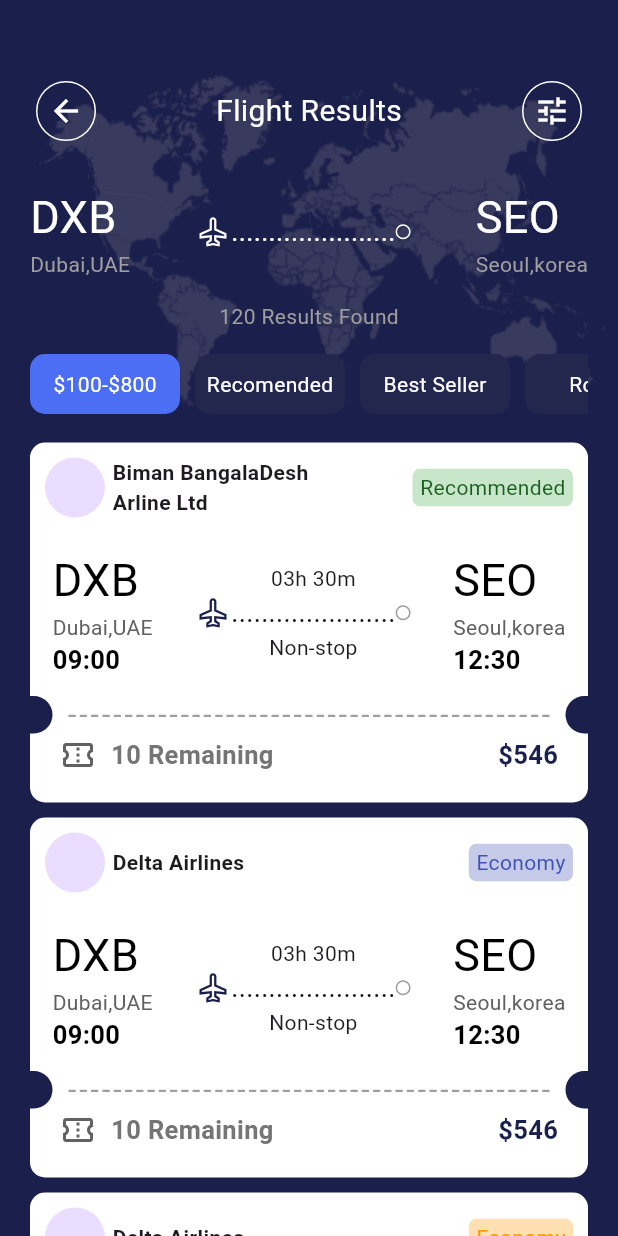
After one commit to Faysal-Maxamed/Travel-App, a Flutter app: the screen it shows after launch, after a tap on "DXB", on a phone screen of 412 x 824 dp. The commit adds this screen. Run offline on Flutter 3.47's test engine with Material 3 defaults, Android fonts, the phone set to English and light mode, and no system bars; our stand-ins replace line_icons.

Commit message:
.detail page add

```diff
--- /dev/null
+++ b/lib/detail.dart
@@ -0,0 +1,450 @@
+import 'package:flutter/material.dart';
+import 'package:line_icons/line_icons.dart';
+
+class DetailScreen extends StatelessWidget {
+  const DetailScreen({super.key});
+
+  @override
+  Widget build(BuildContext context) {
+    return Scaffold(
+      backgroundColor: Color(0xff1B1F4B),
+      body: SingleChildScrollView(
+        child: Column(
+          children: [
+            SizedBox(
+              height: 50,
+            ),
+            Container(
+              padding: EdgeInsets.symmetric(horizontal: 20),
+              height: 230,
+              decoration: BoxDecoration(
+                color: Color(0xff1B1F4B),
+                image: DecorationImage(
+                  image: AssetImage("images/2.png"),
+                  opacity: 0.2,
+                ),
+              ),
+              width: double.infinity,
+              child: Column(
+                children: [
+                  Row(
+                    mainAxisAlignment: MainAxisAlignment.spaceBetween,
+                    children: [
+                      IconButton(
+                        onPressed: () {},
+                        style: IconButton.styleFrom(
+                          side: BorderSide(color: Colors.white, width: 1),
+                        ),
+                        icon: Icon(
+                          Icons.arrow_back,
+                          color: Colors.white,
+                        ),
+                      ),
+                      Text(
+                        "Flight Results",
+                        style: TextStyle(color: Colors.white, fontSize: 20),
+                      ),
+                      IconButton(
+                        onPressed: () {},
+                        style: IconButton.styleFrom(
+                          side: BorderSide(color: Colors.white, width: 1),
+                        ),
+                        icon: Icon(
+                          Icons.tune,
+                          color: Colors.white,
+                        ),
+                      ),
+                    ],
+                  ),
+                  SizedBox(
+                    height: 25,
+                  ),
+                  Row(
+                    mainAxisAlignment: MainAxisAlignment.spaceBetween,
+                    children: [
+                      Column(
+                        crossAxisAlignment: CrossAxisAlignment.start,
+                        children: [
+                          Text(
+                            "DXB",
+                            style: TextStyle(color: Colors.white, fontSize: 30),
+                          ),
+                          Text(
+                            "Dubai,UAE",
+                            style: TextStyle(
+                              color: Colors.grey,
+                            ),
+                          ),
+                        ],
+                      ),
+                      Row(
+                        children: [
+                          Icon(
+                            LineIcons.plane,
+                            color: Colors.white,
+                          ),
+                          Text(
+                            "......................",
+                            style: TextStyle(fontSize: 18, color: Colors.white),
+                          ),
+                          Container(
+                            height: 10,
+                            width: 10,
+                            decoration: BoxDecoration(
+                              border: Border.all(color: Colors.white),
+                              borderRadius: BorderRadius.circular(10),
+                            ),
+                          ),
+                        ],
+                      ),
+                      Column(
+                        crossAxisAlignment: CrossAxisAlignment.start,
+                        children: [
+                          Text(
+                            "SEO",
+                            style: TextStyle(color: Colors.white, fontSize: 30),
+                          ),
+                          Text(
+                            "Seoul,korea",
+                            style: TextStyle(
+                              color: Colors.grey,
+                            ),
+                          ),
+                        ],
+                      ),
+                    ],
+                  ),
+                  SizedBox(
+                    height: 15,
+                  ),
+                  Text(
+                    "120 Results Found",
+                    style: TextStyle(
+                      color: Colors.grey,
+                    ),
+                  ),
+                  SizedBox(
+                    height: 15,
+                  ),
+                  SingleChildScrollView(
+                    scrollDirection: Axis.horizontal,
+                    child: Row(
+                      children: [
+                        ContainerWidget(
+                          texttitle: "\$100-\$800",
+                          btncolor: true,
+                          txtcolor: true,
+                        ),
+                        ContainerWidget(
+                          texttitle: "Recomended",
+                          btncolor: false,
+                          txtcolor: false,
+                        ),
+                        ContainerWidget(
+                          texttitle: "Best Seller",
+                          btncolor: false,
+                          txtcolor: false,
+                        ),
+                        ContainerWidget(
+                          texttitle: "Round",
+                          btncolor: false,
+                          txtcolor: false,
+                        ),
+                      ],
+                    ),
+                  ),
+                ],
+              ),
+            ),
+            SizedBox(
+              height: 15,
+            ),
+            Padding(
+              padding: const EdgeInsets.symmetric(horizontal: 20),
+              child: Column(
+                children: [
+                  TicketWidget(
+                    titleText: "Biman BangalaDesh\nArline Ltd",
+                    textcolor: Colors.green.shade900,
+                    btncolor: Colors.green.shade100,
+                    btntext: "Recommended",
+                  ),
+                  SizedBox(
+                    height: 10,
+                  ),
+                  TicketWidget(
+                    textcolor: Colors.indigo,
+                    titleText: "Delta Airlines",
+                    btncolor: Colors.indigo.shade100,
+                    btntext: "Economy",
+                  ),
+                  SizedBox(
+                    height: 10,
+                  ),
+                  TicketWidget(
+                    textcolor: Colors.orange,
+                    titleText: "Delta Airlines",
+                    btncolor: Colors.orange.shade100,
+                    btntext: "Economy",
+                  ),
+                ],
+              ),
+            )
+          ],
+        ),
+      ),
+    );
+  }
+}
+
+class TicketWidget extends StatelessWidget {
+  const TicketWidget(
+      {super.key,
+      required this.titleText,
+      required this.btncolor,
+      required this.btntext,
+      required this.textcolor});
+
+  final titleText;
+  final btncolor;
+  final btntext;
+  final textcolor;
+  @override
+  Widget build(BuildContext context) {
+    return Container(
+      height: 240,
+      width: double.infinity,
+      decoration: BoxDecoration(
+        color: Colors.white,
+        borderRadius: BorderRadius.circular(10),
+      ),
+      child: Column(
+        crossAxisAlignment: CrossAxisAlignment.start,
+        children: [
+          Padding(
+            padding: const EdgeInsets.only(left: 10, right: 10, top: 10),
+            child: Row(
+              children: [
+                CircleAvatar(),
+                SizedBox(
+                  width: 5,
+                ),
+                Column(
+                  crossAxisAlignment: CrossAxisAlignment.start,
+                  children: [
+                    Text(
+                      titleText,
+                      style: TextStyle(fontWeight: FontWeight.bold),
+                    ),
+                    // Text(
+                    //   "",
+                    //   style: TextStyle(fontWeight: FontWeight.bold),
+                    // ),
+                  ],
+                ),
+                Spacer(),
+                Container(
+                  padding: EdgeInsets.symmetric(horizontal: 5),
+                  height: 25,
+                  child: Center(
+                    child: Text(
+                      btntext,
+                      style: TextStyle(color: textcolor),
+                    ),
+                  ),
+                  decoration: BoxDecoration(
+                    borderRadius: BorderRadius.circular(5),
+                    color: btncolor,
+                  ),
+                )
+              ],
+            ),
+          ),
+          SizedBox(
+            height: 20,
+          ),
+          Padding(
+            padding: const EdgeInsets.symmetric(horizontal: 15),
+            child: Row(
+              mainAxisAlignment: MainAxisAlignment.spaceBetween,
+              children: [
+                Column(
+                  crossAxisAlignment: CrossAxisAlignment.start,
+                  children: [
+                    Text(
+                      "DXB",
+                      style: TextStyle(color: Colors.black, fontSize: 30),
+                    ),
+                    Text(
+                      "Dubai,UAE",
+                      style: TextStyle(
+                        color: Colors.grey.shade700,
+                      ),
+                    ),
+                    Text(
+                      "09:00",
+                      style: TextStyle(
+                        color: Colors.black,
+                        fontSize: 17,
+                        fontWeight: FontWeight.bold,
+                      ),
+                    ),
+                  ],
+                ),
+                Row(
+                  children: [
+                    Icon(
+                      LineIcons.plane,
+                      color: Color(0xff1B1F4B),
+                    ),
+                    Column(
+                      children: [
+                        Text("03h 30m"),
+                        Text(
+                          "......................",
+                          style: TextStyle(fontSize: 18, color: Colors.black),
+                        ),
+                        Text("Non-stop")
+                      ],
+                    ),
+                    Container(
+                      height: 10,
+                      width: 10,
+                      decoration: BoxDecoration(
+                        border: Border.all(color: Colors.grey),
+                        borderRadius: BorderRadius.circular(10),
+                      ),
+                    ),
+                  ],
+                ),
+                Column(
+                  crossAxisAlignment: CrossAxisAlignment.start,
+                  children: [
+                    Text(
+                      "SEO",
+                      style: TextStyle(color: Colors.black, fontSize: 30),
+                    ),
+                    Text(
+                      "Seoul,korea",
+                      style: TextStyle(
+                        color: Colors.grey.shade700,
+                      ),
+                    ),
+                    Text(
+                      "12:30",
+                      style: TextStyle(
+                        color: Colors.black,
+                        fontSize: 17,
+                        fontWeight: FontWeight.bold,
+                      ),
+                    ),
+                  ],
+                ),
+              ],
+            ),
+          ),
+          SizedBox(
+            height: 10,
+          ),
+          Row(
+            mainAxisAlignment: MainAxisAlignment.spaceBetween,
+            children: [
+              Container(
+                height: 25,
+                width: 15,
+                decoration: BoxDecoration(
+                  color: Color(0xff1B1F4B),
+                  borderRadius: BorderRadius.only(
+                    bottomRight: Radius.circular(20),
+                    topRight: Radius.circular(20),
+                  ),
+                ),
+              ),
+              SizedBox(
+                width: 5,
+              ),
+              Text(
+                "-------------------------------------------",
+                style: TextStyle(
+                    letterSpacing: 2.0, fontSize: 20, color: Colors.grey),
+              ),
+              SizedBox(
+                width: 5,
+              ),
+              Container(
+                height: 25,
+                width: 15,
+                decoration: BoxDecoration(
+                  color: Color(0xff1B1F4B),
+                  borderRadius: BorderRadius.only(
+                    bottomLeft: Radius.circular(20),
+                    topLeft: Radius.circular(20),
+                  ),
+                ),
+              ),
+            ],
+          ),
+          Padding(
+            padding: const EdgeInsets.symmetric(horizontal: 20),
+            child: Row(
+              children: [
+                Icon(
+                  Icons.confirmation_num_outlined,
+                  color: Colors.grey.shade700,
+                ),
+                SizedBox(
+                  width: 10,
+                ),
+                Text(
+                  "10 Remaining",
+                  style: TextStyle(
+                      fontSize: 17,
+                      color: Colors.grey.shade600,
+                      fontWeight: FontWeight.bold),
+                ),
+                Spacer(),
+                Text(
+                  "\$546",
+                  style: TextStyle(
+                    color: Color(0xff1B1F4B),
+                    fontSize: 17,
+                    fontWeight: FontWeight.bold,
+                  ),
+                )
+              ],
+            ),
+          )
+        ],
+      ),
+    );
+  }
+}
+
+class ContainerWidget extends StatelessWidget {
+  const ContainerWidget(
+      {super.key,
+      required this.texttitle,
+      required this.btncolor,
+      required this.txtcolor});
+  final String texttitle;
+  final bool btncolor;
+  final bool txtcolor;
+
+  @override
+  Widget build(BuildContext context) {
+    return Container(
+        margin: EdgeInsets.only(right: 10),
+        decoration: BoxDecoration(
+          color: btncolor ? Color(0xff4C6EF5) : Color.fromARGB(255, 35, 39, 78),
+          borderRadius: BorderRadius.circular(10),
+        ),
+        height: 40,
+        width: 100,
+        child: Center(
+          child: Text(
+            texttitle,
+            style: TextStyle(color: txtcolor ? Colors.white : Colors.white),
+          ),
+        ));
+  }
+}
--- a/lib/main.dart
+++ b/lib/main.dart
@@ -1,5 +1,6 @@
 import 'package:flutter/material.dart';
 import 'package:line_icons/line_icons.dart';
+import 'package:travel_app/detail.dart';
 
 void main() {
   runApp(MaterialApp(
@@ -142,10 +143,18 @@ class HomeScreen extends StatelessWidget {
                       Stack(
                         clipBehavior: Clip.none,
                         children: [
-                          FlightWidget(
-                            firstText: "DXB",
-                            locationText: "Dubai,UAE",
-                            whereText: "From",
+                          GestureDetector(
+                            onTap: () => Navigator.push(
+                              context,
+                              MaterialPageRoute(
+                                builder: (_) => DetailScreen(),
+                              ),
+                            ),
+                            child: FlightWidget(
+                              firstText: "DXB",
+                              locationText: "Dubai,UAE",
+                              whereText: "From",
+                            ),
                           ),
                           Positioned(
                               right: 10,
--- a/pubspec.yaml
+++ b/pubspec.yaml
@@ -35,6 +35,7 @@ dependencies:
   # Use with the CupertinoIcons class for iOS style icons.
   cupertino_icons: ^1.0.8
   line_icons: ^2.0.3
+  iconly: ^1.0.1
 
 dev_dependencies:
   flutter_test:
```
Also changed, not shown: pubspec.lock, 2 other files.
